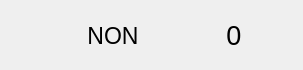
Before: the Qt Designer form Dungeoner/CustomWidgets/SecondarySkill/secondaryskill.ui in Denis-Igorevich-Frolov/Dungeoner-on-QT, drawn with Qt 5.
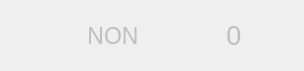
After: the same form once the commit is applied. Custom widgets are drawn as their Qt base class.

The edit to the form file:
```diff
--- a/Dungeoner/CustomWidgets/SecondarySkill/secondaryskill.ui
+++ b/Dungeoner/CustomWidgets/SecondarySkill/secondaryskill.ui
@@ -6,8 +6,8 @@
    <rect>
     <x>0</x>
     <y>0</y>
-    <width>303</width>
-    <height>70</height>
+    <width>304</width>
+    <height>71</height>
    </rect>
   </property>
   <property name="windowTitle">
@@ -24,13 +24,16 @@
     <number>0</number>
    </property>
    <property name="rightMargin">
-    <number>0</number>
+    <number>1</number>
    </property>
    <property name="bottomMargin">
-    <number>0</number>
+    <number>1</number>
    </property>
    <item>
     <widget class="WindowBorder_1" name="Border" native="true">
+     <property name="enabled">
+      <bool>false</bool>
+     </property>
      <property name="sizePolicy">
       <sizepolicy hsizetype="Fixed" vsizetype="Fixed">
        <horstretch>0</horstretch>
```
Left out of the diff: 3 changed lines with no effect on the pictures.
